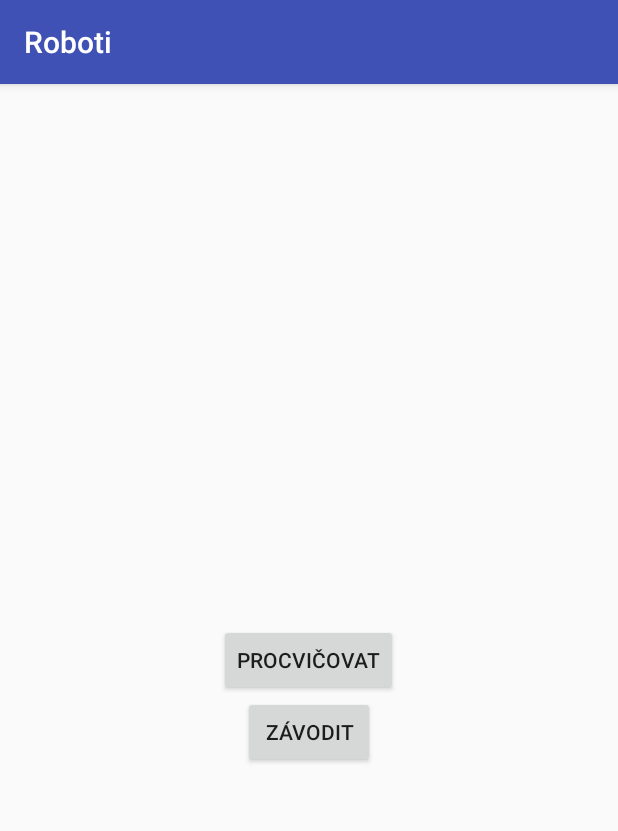
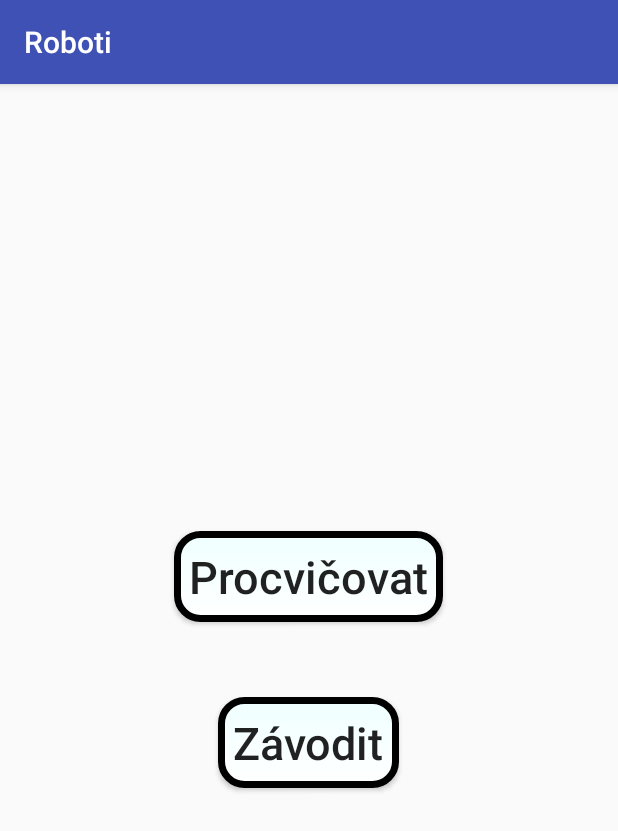
Before and after one commit to mareksabo/umimecesky, an Android app: the screen it shows after launch (MainActivity), on a phone screen of 412 x 824 dp. Shown: the top 831 px of the screen. Run offline under Robolectric (Android 15) with nearby library versions, the phone set to English and light mode, and no system bars.

Commit message:
Many little changes
- fragment replaced y activity XMl
- XML list buttons are in czech
- final line set programatically
- main buttons looks better

```diff
--- a/Roboti/app/src/main/java/cz/muni/fi/umimecesky/roboti/activity/ListCategoriesActivity.java
+++ b/Roboti/app/src/main/java/cz/muni/fi/umimecesky/roboti/activity/ListCategoriesActivity.java
@@ -8,6 +8,7 @@ import android.util.Log;
 import android.view.View;
 import android.widget.Button;
 import android.widget.ListView;
+import android.widget.Toast;
 
 import java.io.Serializable;
 import java.util.List;
@@ -55,6 +56,11 @@ public class ListCategoriesActivity extends AppCompatActivity {
             public void onClick(View v) {
 
                 List<Category> selectedCategories = dataAdapter.getSelectedCategories();
+                if (selectedCategories.isEmpty()) {
+                    Toast.makeText(ListCategoriesActivity.this, "Zvolte alespoň jednu kategorii",
+                            Toast.LENGTH_LONG).show();
+                    return;
+                }
 
                 Intent intent = new Intent(getBaseContext(), TrainingActivity.class);
                 intent.putExtra(TICKED_CATEGORIES, (Serializable) selectedCategories);
--- a/Roboti/app/src/main/java/cz/muni/fi/umimecesky/roboti/activity/MainActivity.java
+++ b/Roboti/app/src/main/java/cz/muni/fi/umimecesky/roboti/activity/MainActivity.java
@@ -18,7 +18,7 @@ public class MainActivity extends AppCompatActivity {
     @Override
     protected void onCreate(Bundle savedInstanceState) {
         super.onCreate(savedInstanceState);
-        setContentView(R.layout.fragment_menu);
+        setContentView(R.layout.activity_main);
 
         // TODO: solve slow start
         SharedPreferences sharedPref = Utils.getSharedPreferences(this);
--- a/Roboti/app/src/main/res/layout/activity_list_categories.xml
+++ b/Roboti/app/src/main/res/layout/activity_list_categories.xml
@@ -18,7 +18,7 @@
             android:layout_height="wrap_content"
             android:layout_weight="1"
             style="?android:attr/buttonBarButtonStyle"
-            android:text="Back" />
+            android:text="Zpět" />
 
         <Button
             android:id="@+id/tickAll"
@@ -26,7 +26,7 @@
             android:layout_height="wrap_content"
             android:layout_weight="1"
             style="?android:attr/buttonBarButtonStyle"
-            android:text="Check all" />
+            android:text="Všechny" />
 
         <Button
             android:id="@+id/next"
@@ -34,7 +34,7 @@
             android:layout_height="wrap_content"
             android:layout_weight="1"
             style="?android:attr/buttonBarButtonStyle"
-            android:text="Next" />
+            android:text="Další" />
 
     </LinearLayout>
 
--- a/Roboti/app/src/main/res/layout/activity_main.xml
+++ b/Roboti/app/src/main/res/layout/activity_main.xml
@@ -10,10 +10,40 @@
     android:paddingTop="@dimen/activity_vertical_margin"
     tools:context="cz.muni.fi.umimecesky.roboti.activity.MainActivity">
 
-    <fragment android:name="cz.muni.fi.umimecesky.roboti.MenuFragment"
-        android:id="@+id/menu_fragment"
-        android:layout_width="match_parent"
-        android:layout_height="match_parent"
-        tools:layout="@layout/fragment_menu" />
+
+    <Button
+        android:id="@+id/trainingButton"
+        android:layout_width="wrap_content"
+        android:layout_height="wrap_content"
+        android:layout_centerHorizontal="true"
+        android:layout_above="@+id/middle"
+        android:layout_margin="15dp"
+        android:background="@drawable/button"
+        android:padding="10dp"
+        android:text="@string/train_button_name"
+        android:textAllCaps="false"
+        android:textSize="@dimen/button_text_size" />
+
+    <TextView
+        android:id="@+id/middle"
+        android:layout_width="wrap_content"
+        android:layout_height="wrap_content"
+        android:text=""
+        android:layout_centerHorizontal="true"
+        android:layout_centerVertical="true"
+        />
+
+    <Button
+        android:id="@+id/raceButton"
+        android:layout_width="wrap_content"
+        android:layout_height="wrap_content"
+        android:layout_below="@id/middle"
+        android:layout_centerHorizontal="true"
+        android:layout_margin="15dp"
+        android:background="@drawable/button"
+        android:padding="10dp"
+        android:text="@string/race_button_name"
+        android:textAllCaps="false"
+        android:textSize="@dimen/button_text_size" />
 
 </RelativeLayout>
--- a/Roboti/app/src/main/res/layout/activity_training.xml
+++ b/Roboti/app/src/main/res/layout/activity_training.xml
@@ -51,6 +51,7 @@
                 android:layout_weight="1"
                 android:textAllCaps="false"
                 android:background="@drawable/button"
+                android:layout_margin="5dp"
                 android:textSize="@dimen/button_text_size" />
 
 
@@ -61,6 +62,7 @@
                 android:layout_weight="1"
                 android:textAllCaps="false"
                 android:background="@drawable/button"
+                android:layout_margin="5dp"
                 android:textSize="@dimen/button_text_size" />
 
         </LinearLayout>
--- a/Roboti/app/src/main/res/layout/fragment_menu.xml
+++ /dev/null
@@ -1,29 +0,0 @@
-<FrameLayout xmlns:android="http://schemas.android.com/apk/res/android"
-    xmlns:tools="http://schemas.android.com/tools"
-    android:layout_width="match_parent"
-    android:layout_height="match_parent"
-    android:id="@+id/fragment_container"
-    tools:context="cz.muni.fi.umimecesky.roboti.MenuFragment">
-
-    <RelativeLayout
-        android:layout_width="match_parent"
-        android:layout_height="match_parent">
-
-        <Button
-            android:text="@string/train_button_name"
-            android:layout_width="wrap_content"
-            android:layout_height="wrap_content"
-            android:layout_centerHorizontal="true"
-            android:layout_centerVertical="true"
-            android:id="@+id/trainingButton" />
-
-        <Button
-            android:text="@string/race_button_name"
-            android:layout_width="wrap_content"
-            android:layout_height="wrap_content"
-            android:layout_below="@id/trainingButton"
-            android:layout_centerHorizontal="true"
-            android:id="@+id/raceButton" />
-    </RelativeLayout>
-
-</FrameLayout>
```
Also changed, not shown: Roboti/app/src/main/java/cz/muni/fi/umimecesky/roboti/MenuFragment.java (deleted, +0 -93 lines), Roboti/app/src/main/java/cz/muni/fi/umimecesky/roboti/activity/RaceActivity.java (+9 -0 lines), Roboti/app/src/main/java/cz/muni/fi/umimecesky/roboti/pojo/Bot.java (+10 -2 lines), Roboti/app/src/main/java/cz/muni/fi/umimecesky/roboti/utils/MoveLogic.java (+12 -4 lines), Roboti/app/src/main/java/cz/muni/fi/umimecesky/roboti/utils/Utils.java (+12 -1 lines), Roboti/app/src/main/res/layout/activity_race.xml (+3 -4 lines).
